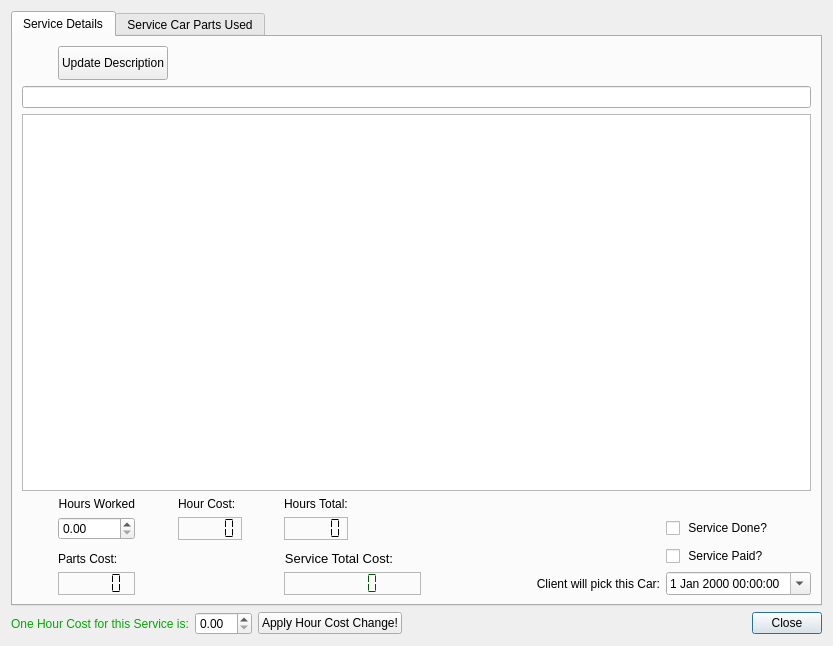
Qt form Client_Add_service.ui (bedi1982/Oficina) before a commit.
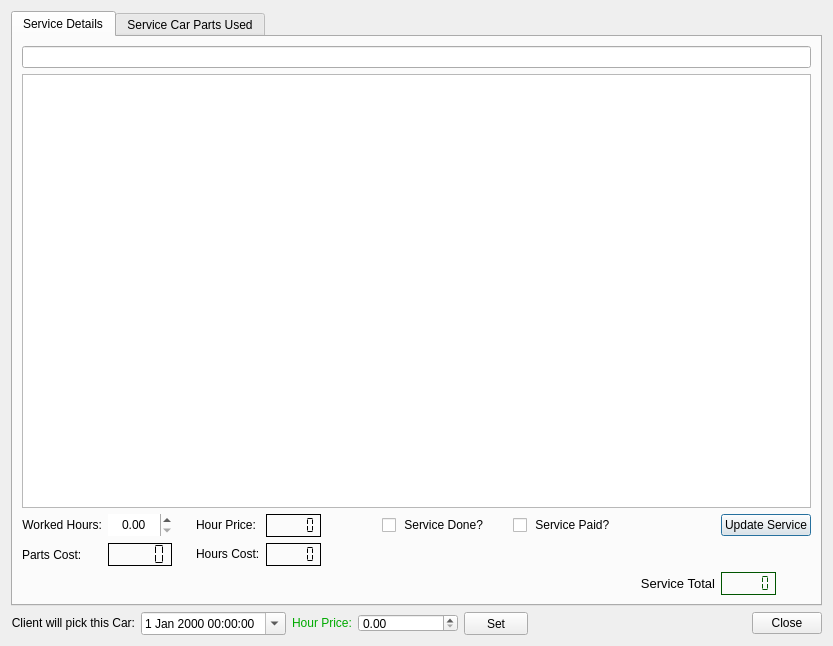
The same form after that commit. Icons and pictures are not drawn.

```diff
--- a/Client_Add_service.ui
+++ b/Client_Add_service.ui
@@ -10,6 +10,12 @@
     <height>646</height>
    </rect>
   </property>
+  <property name="sizePolicy">
+   <sizepolicy hsizetype="Maximum" vsizetype="Maximum">
+    <horstretch>0</horstretch>
+    <verstretch>0</verstretch>
+   </sizepolicy>
+  </property>
   <property name="windowTitle">
    <string>Adding Service to Car!</string>
   </property>
@@ -18,98 +24,7 @@
     <normaloff>:/emoticons/service.png</normaloff>:/emoticons/service.png</iconset>
   </property>
   <layout class="QGridLayout" name="gridLayout">
-   <item row="1" column="0">
-    <widget class="QLabel" name="lbl_Hour_Cost_text">
-     <property name="maximumSize">
-      <size>
-       <width>182</width>
-       <height>16777215</height>
-      </size>
-     </property>
-     <property name="styleSheet">
-      <string notr="true">color: rgb(0, 170, 0);</string>
-     </property>
-     <property name="text">
-      <string>One Hour Cost for this Service is:</string>
-     </property>
-    </widget>
-   </item>
-   <item row="1" column="1">
-    <widget class="QDoubleSpinBox" name="double_Service_Hour_Cost">
-     <property name="maximumSize">
-      <size>
-       <width>100</width>
-       <height>16777215</height>
-      </size>
-     </property>
-    </widget>
-   </item>
-   <item row="1" column="3">
-    <widget class="QLabel" name="label_Icon_Service_Hour_Cost">
-     <property name="maximumSize">
-      <size>
-       <width>32</width>
-       <height>32</height>
-      </size>
-     </property>
-     <property name="text">
-      <string/>
-     </property>
-     <property name="pixmap">
-      <pixmap resource="images/images.qrc">:/emoticons/icons8-Clock-50.png</pixmap>
-     </property>
-     <property name="scaledContents">
-      <bool>true</bool>
-     </property>
-    </widget>
-   </item>
-   <item row="1" column="5">
-    <widget class="QDialogButtonBox" name="buttonBox_Close">
-     <property name="maximumSize">
-      <size>
-       <width>70</width>
-       <height>16777215</height>
-      </size>
-     </property>
-     <property name="styleSheet">
-      <string notr="true"/>
-     </property>
-     <property name="standardButtons">
-      <set>QDialogButtonBox::Close</set>
-     </property>
-    </widget>
-   </item>
-   <item row="1" column="4">
-    <spacer name="horizontalSpacer">
-     <property name="orientation">
-      <enum>Qt::Horizontal</enum>
-     </property>
-     <property name="sizeHint" stdset="0">
-      <size>
-       <width>40</width>
-       <height>20</height>
-      </size>
-     </property>
-    </spacer>
-   </item>
-   <item row="1" column="2">
-    <widget class="QPushButton" name="Button_Apply_new_Hour_Cost">
-     <property name="maximumSize">
-      <size>
-       <width>190</width>
-       <height>16777215</height>
-      </size>
-     </property>
-     <property name="text">
-      <string>Apply Hour Cost Change!</string>
-     </property>
-     <property name="icon">
-      <iconset resource="images/images.qrc">
-       <normaloff>:/emoticons/emblem-default.png</normaloff>:/emoticons/emblem-default.png</iconset>
-     </property>
-    </widget>
-   </item>
-   <item row="0" column="0" colspan="6">
+   <item row="0" column="0" colspan="8">
     <widget class="QTabWidget" name="tabWidget">
      <property name="currentIndex">
       <number>0</number>
@@ -119,18 +34,83 @@
        <string>Service Details</string>
       </attribute>
       <layout class="QGridLayout" name="gridLayout_2">
-       <item row="5" column="4">
-        <widget class="QLabel" name="label">
+       <item row="4" column="3">
+        <widget class="QLabel" name="label_2">
+         <property name="sizePolicy">
+          <sizepolicy hsizetype="Maximum" vsizetype="Maximum">
+           <horstretch>0</horstretch>
+           <verstretch>0</verstretch>
+          </sizepolicy>
+         </property>
          <property name="text">
-          <string/>
+          <string>Hour Price:</string>
          </property>
-         <property name="pixmap">
-          <pixmap resource="images/images.qrc">:/emoticons/icons8-Equal Sign Filled-50.png</pixmap>
+        </widget>
+       </item>
+       <item row="4" column="13">
+        <widget class="QPushButton" name="btn_Update_Service_description">
+         <property name="enabled">
+          <bool>true</bool>
          </property>
+         <property name="sizePolicy">
+          <sizepolicy hsizetype="Maximum" vsizetype="Maximum">
+           <horstretch>0</horstretch>
+           <verstretch>0</verstretch>
+          </sizepolicy>
+         </property>
+         <property name="acceptDrops">
+          <bool>false</bool>
+         </property>
+         <property name="text">
+          <string>Update Service</string>
+         </property>
+         <property name="icon">
+          <iconset resource="images/images.qrc">
+           <normaloff>:/emoticons/client_info.png</normaloff>:/emoticons/client_info.png</iconset>
+         </property>
         </widget>
        </item>
-       <item row="5" column="2">
+       <item row="2" column="0" colspan="14">
+        <widget class="QTextEdit" name="txt_Servicedescription">
+         <property name="focusPolicy">
+          <enum>Qt::NoFocus</enum>
+         </property>
+         <property name="acceptDrops">
+          <bool>false</bool>
+         </property>
+         <property name="html">
+          <string>&lt;!DOCTYPE HTML PUBLIC &quot;-//W3C//DTD HTML 4.0//EN&quot; &quot;http://www.w3.org/TR/REC-html40/strict.dtd&quot;&gt;
+&lt;html&gt;&lt;head&gt;&lt;meta name=&quot;qrichtext&quot; content=&quot;1&quot; /&gt;&lt;style type=&quot;text/css&quot;&gt;
+p, li { white-space: pre-wrap; }
+&lt;/style&gt;&lt;/head&gt;&lt;body style=&quot; font-family:'Noto Sans'; font-size:10pt; font-weight:400; font-style:normal;&quot;&gt;
+&lt;p style=&quot;-qt-paragraph-type:empty; margin-top:0px; margin-bottom:0px; margin-left:0px; margin-right:0px; -qt-block-indent:0; text-indent:0px;&quot;&gt;&lt;br /&gt;&lt;/p&gt;&lt;/body&gt;&lt;/html&gt;</string>
+         </property>
+        </widget>
+       </item>
+       <item row="1" column="0" colspan="14">
+        <widget class="QLineEdit" name="line_ServiceShortDescription">
+         <property name="focusPolicy">
+          <enum>Qt::NoFocus</enum>
+         </property>
+         <property name="acceptDrops">
+          <bool>false</bool>
+         </property>
+        </widget>
+       </item>
+       <item row="4" column="2">
         <widget class="QLabel" name="label_Icon_Multiply">
+         <property name="sizePolicy">
+          <sizepolicy hsizetype="Maximum" vsizetype="Maximum">
+           <horstretch>0</horstretch>
+           <verstretch>0</verstretch>
+          </sizepolicy>
+         </property>
+         <property name="maximumSize">
+          <size>
+           <width>16</width>
+           <height>16</height>
+          </size>
+         </property>
          <property name="text">
           <string/>
          </property>
@@ -139,110 +119,152 @@
          </property>
         </widget>
        </item>
-       <item row="6" column="1" alignment="Qt::AlignBottom">
+       <item row="7" column="1">
+        <widget class="QLCDNumber" name="lcd_Parts_Cost_2">
+         <property name="sizePolicy">
+          <sizepolicy hsizetype="Maximum" vsizetype="Maximum">
+           <horstretch>0</horstretch>
+           <verstretch>0</verstretch>
+          </sizepolicy>
+         </property>
+         <property name="font">
+          <font>
+           <pointsize>10</pointsize>
+           <weight>75</weight>
+           <bold>true</bold>
+          </font>
+         </property>
+         <property name="frameShape">
+          <enum>QFrame::Box</enum>
+         </property>
+         <property name="frameShadow">
+          <enum>QFrame::Plain</enum>
+         </property>
+         <property name="segmentStyle">
+          <enum>QLCDNumber::Flat</enum>
+         </property>
+        </widget>
+       </item>
+       <item row="7" column="4">
+        <widget class="QLCDNumber" name="lcd_Hour_cost">
+         <property name="sizePolicy">
+          <sizepolicy hsizetype="Maximum" vsizetype="Maximum">
+           <horstretch>0</horstretch>
+           <verstretch>0</verstretch>
+          </sizepolicy>
+         </property>
+         <property name="font">
+          <font>
+           <pointsize>10</pointsize>
+           <weight>75</weight>
+           <bold>true</bold>
+          </font>
+         </property>
+         <property name="frameShape">
+          <enum>QFrame::Box</enum>
+         </property>
+         <property name="frameShadow">
+          <enum>QFrame::Plain</enum>
+         </property>
+         <property name="smallDecimalPoint">
+          <bool>true</bool>
+         </property>
+         <property name="segmentStyle">
+          <enum>QLCDNumber::Flat</enum>
+         </property>
+        </widget>
+       </item>
+       <item row="4" column="4">
+        <widget class="QLCDNumber" name="lcd_Service_Hour_Cost">
+         <property name="sizePolicy">
+          <sizepolicy hsizetype="Maximum" vsizetype="Maximum">
+           <horstretch>0</horstretch>
+           <verstretch>0</verstretch>
+          </sizepolicy>
+         </property>
+         <property name="font">
+          <font>
+           <pointsize>10</pointsize>
+           <weight>75</weight>
+           <bold>true</bold>
+           <kerning>false</kerning>
+          </font>
+         </property>
+         <property name="frameShape">
+          <enum>QFrame::Box</enum>
+         </property>
+         <property name="frameShadow">
+          <enum>QFrame::Plain</enum>
+         </property>
+         <property name="lineWidth">
+          <number>1</number>
+         </property>
+         <property name="smallDecimalPoint">
+          <bool>true</bool>
+         </property>
+         <property name="mode">
+          <enum>QLCDNumber::Dec</enum>
+         </property>
+         <property name="segmentStyle">
+          <enum>QLCDNumber::Flat</enum>
+         </property>
+        </widget>
+       </item>
+       <item row="7" column="0">
         <widget class="QLabel" name="label_Parts_Cost">
          <property name="text">
           <string>Parts Cost:</string>
          </property>
         </widget>
        </item>
-       <item row="6" column="5" colspan="3" alignment="Qt::AlignLeft|Qt::AlignBottom">
-        <widget class="QLabel" name="label_totalServiceCost">
-         <property name="font">
-          <font>
-           <pointsize>10</pointsize>
-          </font>
-         </property>
-         <property name="autoFillBackground">
-          <bool>false</bool>
-         </property>
-         <property name="styleSheet">
-          <string notr="true">border-color: rgb(0, 170, 0);
-border-top-color: rgb(0, 170, 0);</string>
-         </property>
-         <property name="text">
-          <string>Service Total Cost:</string>
-         </property>
-         <property name="alignment">
-          <set>Qt::AlignRight|Qt::AlignTrailing|Qt::AlignVCenter</set>
-         </property>
-        </widget>
-       </item>
-       <item row="8" column="11">
-        <widget class="QDateTimeEdit" name="dateTimeEdit_Client_Return_Date">
+       <item row="7" column="2">
+        <widget class="QLabel" name="label">
          <property name="sizePolicy">
-          <sizepolicy hsizetype="Fixed" vsizetype="Fixed">
+          <sizepolicy hsizetype="Maximum" vsizetype="Maximum">
            <horstretch>0</horstretch>
            <verstretch>0</verstretch>
           </sizepolicy>
          </property>
-         <property name="dateTime">
-          <datetime>
-           <hour>0</hour>
-           <minute>0</minute>
-           <second>0</second>
-           <year>2000</year>
-           <month>1</month>
-           <day>1</day>
-          </datetime>
+         <property name="maximumSize">
+          <size>
+           <width>16</width>
+           <height>16</height>
+          </size>
          </property>
-         <property name="time">
-          <time>
-           <hour>0</hour>
-           <minute>0</minute>
-           <second>0</second>
-          </time>
-         </property>
-         <property name="currentSection">
-          <enum>QDateTimeEdit::DaySection</enum>
-         </property>
-         <property name="calendarPopup">
-          <bool>true</bool>
-         </property>
-        </widget>
-       </item>
-       <item row="6" column="3">
-        <widget class="QLabel" name="label_Icon_Plus">
          <property name="text">
           <string/>
          </property>
          <property name="pixmap">
           <pixmap resource="images/images.qrc">:/emoticons/icons8-Plus Math-48.png</pixmap>
          </property>
-        </widget>
-       </item>
-       <item row="3" column="3">
-        <widget class="QLabel" name="label_2">
-         <property name="text">
-          <string>Hour Cost:</string>
+         <property name="scaledContents">
+          <bool>true</bool>
          </property>
         </widget>
        </item>
-       <item row="3" column="1">
-        <widget class="QLabel" name="label_InsertWorkCost">
-         <property name="text">
-          <string>Hours Worked</string>
-         </property>
-         <property name="alignment">
-          <set>Qt::AlignRight|Qt::AlignTrailing|Qt::AlignVCenter</set>
-         </property>
-        </widget>
-       </item>
-       <item row="8" column="1">
-        <widget class="QLCDNumber" name="lcd_Parts_Cost_2">
-         <property name="frameShape">
-          <enum>QFrame::StyledPanel</enum>
-         </property>
-         <property name="segmentStyle">
-          <enum>QLCDNumber::Flat</enum>
-         </property>
-        </widget>
-       </item>
-       <item row="5" column="1">
+       <item row="4" column="1">
         <widget class="QDoubleSpinBox" name="Spin_Hand_Work_Hours">
          <property name="enabled">
           <bool>true</bool>
          </property>
+         <property name="sizePolicy">
+          <sizepolicy hsizetype="Maximum" vsizetype="Maximum">
+           <horstretch>0</horstretch>
+           <verstretch>0</verstretch>
+          </sizepolicy>
+         </property>
+         <property name="maximumSize">
+          <size>
+           <width>64</width>
+           <height>22</height>
+          </size>
+         </property>
+         <property name="frame">
+          <bool>false</bool>
+         </property>
+         <property name="alignment">
+          <set>Qt::AlignCenter</set>
+         </property>
          <property name="maximum">
           <double>999.000000000000000</double>
          </property>
@@ -251,157 +273,130 @@
          </property>
         </widget>
        </item>
-       <item row="5" column="5">
-        <widget class="QLCDNumber" name="lcd_Hour_cost">
-         <property name="frameShape">
-          <enum>QFrame::StyledPanel</enum>
+       <item row="4" column="0">
+        <widget class="QLabel" name="label_InsertWorkCost">
+         <property name="sizePolicy">
+          <sizepolicy hsizetype="Maximum" vsizetype="Maximum">
+           <horstretch>0</horstretch>
+           <verstretch>0</verstretch>
+          </sizepolicy>
          </property>
-         <property name="segmentStyle">
-          <enum>QLCDNumber::Flat</enum>
+         <property name="text">
+          <string>Worked Hours:</string>
          </property>
+         <property name="alignment">
+          <set>Qt::AlignRight|Qt::AlignTrailing|Qt::AlignVCenter</set>
+         </property>
         </widget>
        </item>
-       <item row="3" column="5">
+       <item row="7" column="3">
         <widget class="QLabel" name="label_3">
-         <property name="text">
-          <string>Hours Total:</string>
+         <property name="sizePolicy">
+          <sizepolicy hsizetype="Maximum" vsizetype="Maximum">
+           <horstretch>0</horstretch>
+           <verstretch>0</verstretch>
+          </sizepolicy>
          </property>
-        </widget>
-       </item>
-       <item row="8" column="3">
-        <widget class="QLabel" name="label_Icon_Equal">
          <property name="text">
-          <string/>
+          <string>Hours Cost:</string>
          </property>
          <property name="pixmap">
           <pixmap resource="images/images.qrc">:/emoticons/icons8-Equal Sign Filled-50.png</pixmap>
          </property>
         </widget>
        </item>
-       <item row="5" column="11">
+       <item row="4" column="8">
         <widget class="QCheckBox" name="check_Finished">
          <property name="enabled">
           <bool>true</bool>
          </property>
+         <property name="sizePolicy">
+          <sizepolicy hsizetype="Maximum" vsizetype="Maximum">
+           <horstretch>0</horstretch>
+           <verstretch>0</verstretch>
+          </sizepolicy>
+         </property>
          <property name="text">
           <string> Service Done?</string>
          </property>
         </widget>
        </item>
-       <item row="2" column="0" colspan="12">
-        <widget class="QTextEdit" name="txt_Servicedescription">
-         <property name="focusPolicy">
-          <enum>Qt::NoFocus</enum>
-         </property>
-         <property name="acceptDrops">
-          <bool>false</bool>
-         </property>
-         <property name="html">
-          <string>&lt;!DOCTYPE HTML PUBLIC &quot;-//W3C//DTD HTML 4.0//EN&quot; &quot;http://www.w3.org/TR/REC-html40/strict.dtd&quot;&gt;
-&lt;html&gt;&lt;head&gt;&lt;meta name=&quot;qrichtext&quot; content=&quot;1&quot; /&gt;&lt;style type=&quot;text/css&quot;&gt;
-p, li { white-space: pre-wrap; }
-&lt;/style&gt;&lt;/head&gt;&lt;body style=&quot; font-family:'Noto Sans'; font-size:10pt; font-weight:400; font-style:normal;&quot;&gt;
-&lt;p style=&quot;-qt-paragraph-type:empty; margin-top:0px; margin-bottom:0px; margin-left:0px; margin-right:0px; -qt-block-indent:0; text-indent:0px;&quot;&gt;&lt;br /&gt;&lt;/p&gt;&lt;/body&gt;&lt;/html&gt;</string>
-         </property>
-        </widget>
-       </item>
-       <item row="8" column="10">
-        <widget class="QLabel" name="label_Client_Return_Date">
-         <property name="sizePolicy">
-          <sizepolicy hsizetype="Fixed" vsizetype="Preferred">
-           <horstretch>0</horstretch>
-           <verstretch>0</verstretch>
-          </sizepolicy>
-         </property>
-         <property name="text">
-          <string>           Client will pick this Car:</string>
-         </property>
-         <property name="alignment">
-          <set>Qt::AlignRight|Qt::AlignTrailing|Qt::AlignVCenter</set>
-         </property>
-        </widget>
-       </item>
-       <item row="8" column="5" colspan="3">
-        <widget class="QLCDNumber" name="lcd_Service_Total">
-         <property name="font">
-          <font>
-           <weight>50</weight>
-           <bold>false</bold>
-          </font>
-         </property>
-         <property name="autoFillBackground">
-          <bool>false</bool>
-         </property>
-         <property name="styleSheet">
-          <string notr="true">color: rgb(0, 85, 0);</string>
-         </property>
-         <property name="frameShape">
-          <enum>QFrame::StyledPanel</enum>
-         </property>
-         <property name="smallDecimalPoint">
-          <bool>false</bool>
-         </property>
-         <property name="segmentStyle">
-          <enum>QLCDNumber::Flat</enum>
-         </property>
-        </widget>
-       </item>
-       <item row="5" column="3">
-        <widget class="QLCDNumber" name="lcd_Service_Hour_Cost">
-         <property name="frameShape">
-          <enum>QFrame::StyledPanel</enum>
-         </property>
-         <property name="segmentStyle">
-          <enum>QLCDNumber::Flat</enum>
-         </property>
-        </widget>
-       </item>
-       <item row="1" column="0" colspan="12">
-        <widget class="QLineEdit" name="line_ServiceShortDescription">
-         <property name="focusPolicy">
-          <enum>Qt::NoFocus</enum>
-         </property>
-         <property name="acceptDrops">
-          <bool>false</bool>
-         </property>
-        </widget>
-       </item>
-       <item row="6" column="11">
+       <item row="4" column="10">
         <widget class="QCheckBox" name="check_Paid">
          <property name="enabled">
           <bool>true</bool>
          </property>
+         <property name="sizePolicy">
+          <sizepolicy hsizetype="Maximum" vsizetype="Maximum">
+           <horstretch>0</horstretch>
+           <verstretch>0</verstretch>
+          </sizepolicy>
+         </property>
          <property name="text">
           <string> Service Paid?</string>
          </property>
         </widget>
        </item>
-       <item row="0" column="1" colspan="2">
-        <widget class="QPushButton" name="btn_Update_Service_description">
-         <property name="enabled">
+       <item row="10" column="13">
+        <widget class="QLCDNumber" name="lcd_Service_Total">
+         <property name="sizePolicy">
+          <sizepolicy hsizetype="Maximum" vsizetype="Maximum">
+           <horstretch>0</horstretch>
+           <verstretch>0</verstretch>
+          </sizepolicy>
+         </property>
+         <property name="font">
+          <font>
+           <pointsize>10</pointsize>
+           <weight>75</weight>
+           <bold>true</bold>
+          </font>
+         </property>
+         <property name="autoFillBackground">
+          <bool>false</bool>
+         </property>
+         <property name="styleSheet">
+          <string notr="true">color: rgb(0, 85, 0);</string>
+         </property>
+         <property name="frameShape">
+          <enum>QFrame::Box</enum>
+         </property>
+         <property name="frameShadow">
+          <enum>QFrame::Plain</enum>
+         </property>
+         <property name="smallDecimalPoint">
           <bool>true</bool>
          </property>
+         <property name="segmentStyle">
+          <enum>QLCDNumber::Flat</enum>
+         </property>
+        </widget>
+       </item>
+       <item row="10" column="12">
+        <widget class="QLabel" name="label_totalServiceCost">
          <property name="sizePolicy">
-          <sizepolicy hsizetype="Fixed" vsizetype="Fixed">
+          <sizepolicy hsizetype="Maximum" vsizetype="Maximum">
            <horstretch>0</horstretch>
            <verstretch>0</verstretch>
           </sizepolicy>
          </property>
-         <property name="minimumSize">
-          <size>
-           <width>94</width>
-           <height>34</height>
-          </size>
+         <property name="font">
+          <font>
+           <pointsize>10</pointsize>
+          </font>
          </property>
-         <property name="acceptDrops">
+         <property name="autoFillBackground">
           <bool>false</bool>
          </property>
+         <property name="styleSheet">
+          <string notr="true">border-color: rgb(0, 170, 0);
+border-top-color: rgb(0, 170, 0);</string>
+         </property>
          <property name="text">
-          <string>Update Description</string>
+          <string>Service Total</string>
          </property>
-         <property name="icon">
-          <iconset resource="images/images.qrc">
-           <normaloff>:/emoticons/client_info.png</normaloff>:/emoticons/client_info.png</iconset>
+         <property name="alignment">
+          <set>Qt::AlignRight|Qt::AlignTrailing|Qt::AlignVCenter</set>
          </property>
         </widget>
        </item>
@@ -481,6 +476,132 @@
      </widget>
     </widget>
    </item>
+   <item row="1" column="0" alignment="Qt::AlignLeft">
+    <widget class="QLabel" name="label_Client_Return_Date">
+     <property name="sizePolicy">
+      <sizepolicy hsizetype="Maximum" vsizetype="Maximum">
+       <horstretch>0</horstretch>
+       <verstretch>0</verstretch>
+      </sizepolicy>
+     </property>
+     <property name="text">
+      <string>Client will pick this Car:</string>
+     </property>
+     <property name="alignment">
+      <set>Qt::AlignRight|Qt::AlignTrailing|Qt::AlignVCenter</set>
+     </property>
+    </widget>
+   </item>
+   <item row="1" column="7">
+    <widget class="QDialogButtonBox" name="buttonBox_Close">
+     <property name="sizePolicy">
+      <sizepolicy hsizetype="Maximum" vsizetype="Maximum">
+       <horstretch>0</horstretch>
+       <verstretch>0</verstretch>
+      </sizepolicy>
+     </property>
+     <property name="maximumSize">
+      <size>
+       <width>70</width>
+       <height>16777215</height>
+      </size>
+     </property>
+     <property name="styleSheet">
+      <string notr="true"/>
+     </property>
+     <property name="standardButtons">
+      <set>QDialogButtonBox::Close</set>
+     </property>
+    </widget>
+   </item>
+   <item row="1" column="1">
+    <widget class="QDateTimeEdit" name="dateTimeEdit_Client_Return_Date">
+     <property name="sizePolicy">
+      <sizepolicy hsizetype="Maximum" vsizetype="Maximum">
+       <horstretch>0</horstretch>
+       <verstretch>0</verstretch>
+      </sizepolicy>
+     </property>
+     <property name="dateTime">
+      <datetime>
+       <hour>0</hour>
+       <minute>0</minute>
+       <second>0</second>
+       <year>2000</year>
+       <month>1</month>
+       <day>1</day>
+      </datetime>
+     </property>
+     <property name="time">
+      <time>
+       <hour>0</hour>
+       <minute>0</minute>
+       <second>0</second>
+      </time>
+     </property>
+     <property name="currentSection">
+      <enum>QDateTimeEdit::DaySection</enum>
+     </property>
+     <property name="calendarPopup">
+      <bool>true</bool>
+     </property>
+    </widget>
+   </item>
+   <item row="1" column="2">
+    <widget class="QLabel" name="lbl_Hour_Cost_text">
+     <property name="sizePolicy">
+      <sizepolicy hsizetype="Maximum" vsizetype="Maximum">
+       <horstretch>0</horstretch>
+       <verstretch>0</verstretch>
+      </sizepolicy>
+     </property>
+     <property name="styleSheet">
+      <string notr="true">color: rgb(0, 170, 0);</string>
+     </property>
+     <property name="text">
+      <string>Hour Price:</string>
+     </property>
+    </widget>
+   </item>
+   <item row="1" column="3">
+    <widget class="QDoubleSpinBox" name="double_Service_Hour_Cost">
+     <property name="sizePolicy">
+      <sizepolicy hsizetype="Maximum" vsizetype="Maximum">
+       <horstretch>0</horstretch>
+       <verstretch>0</verstretch>
+      </sizepolicy>
+     </property>
+     <property name="maximumSize">
+      <size>
+       <width>100</width>
+       <height>18</height>
+      </size>
+     </property>
+    </widget>
+   </item>
+   <item row="1" column="4">
+    <widget class="QPushButton" name="Button_Apply_new_Hour_Cost">
+     <property name="sizePolicy">
+      <sizepolicy hsizetype="Maximum" vsizetype="Maximum">
+       <horstretch>0</horstretch>
+       <verstretch>0</verstretch>
+      </sizepolicy>
+     </property>
+     <property name="maximumSize">
+      <size>
+       <width>64</width>
+       <height>24</height>
+      </size>
+     </property>
+     <property name="text">
+      <string>Set</string>
+     </property>
+     <property name="icon">
+      <iconset resource="images/images.qrc">
+       <normaloff>:/emoticons/emblem-default.png</normaloff>:/emoticons/emblem-default.png</iconset>
+     </property>
+    </widget>
+   </item>
   </layout>
  </widget>
  <tabstops>
```
Left out of the diff: 73 changed lines with no effect on the pictures.
